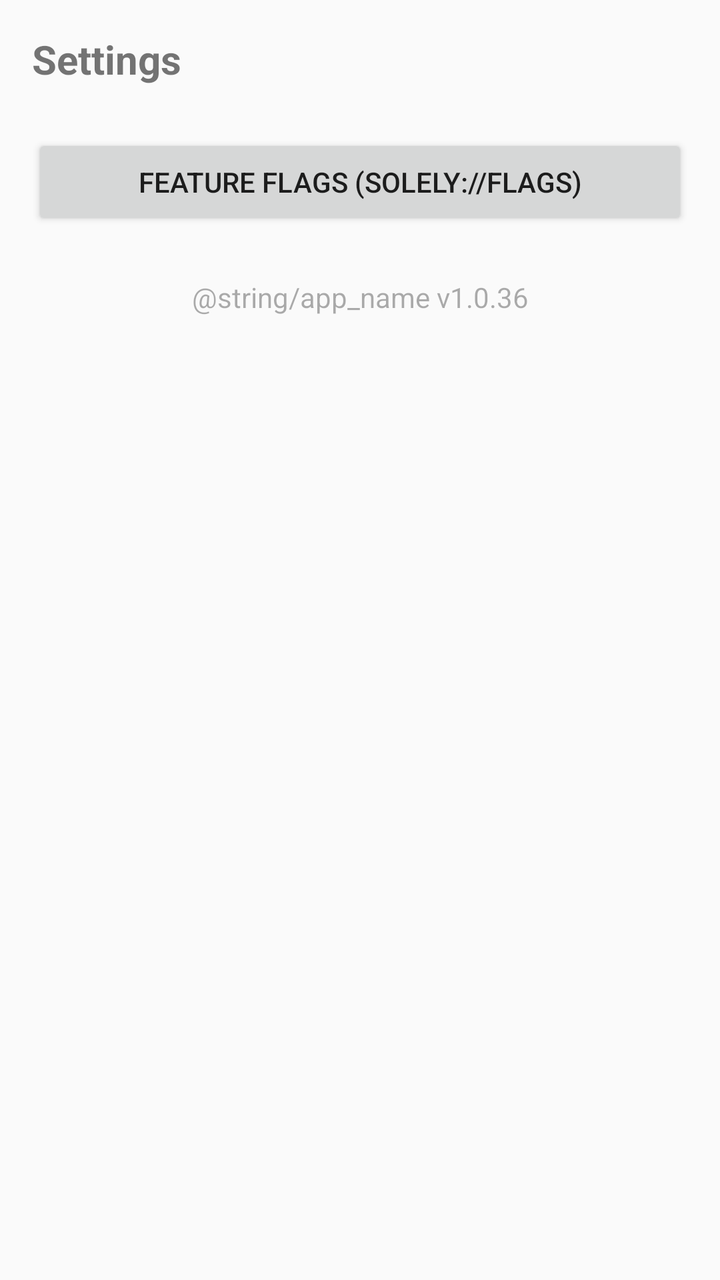
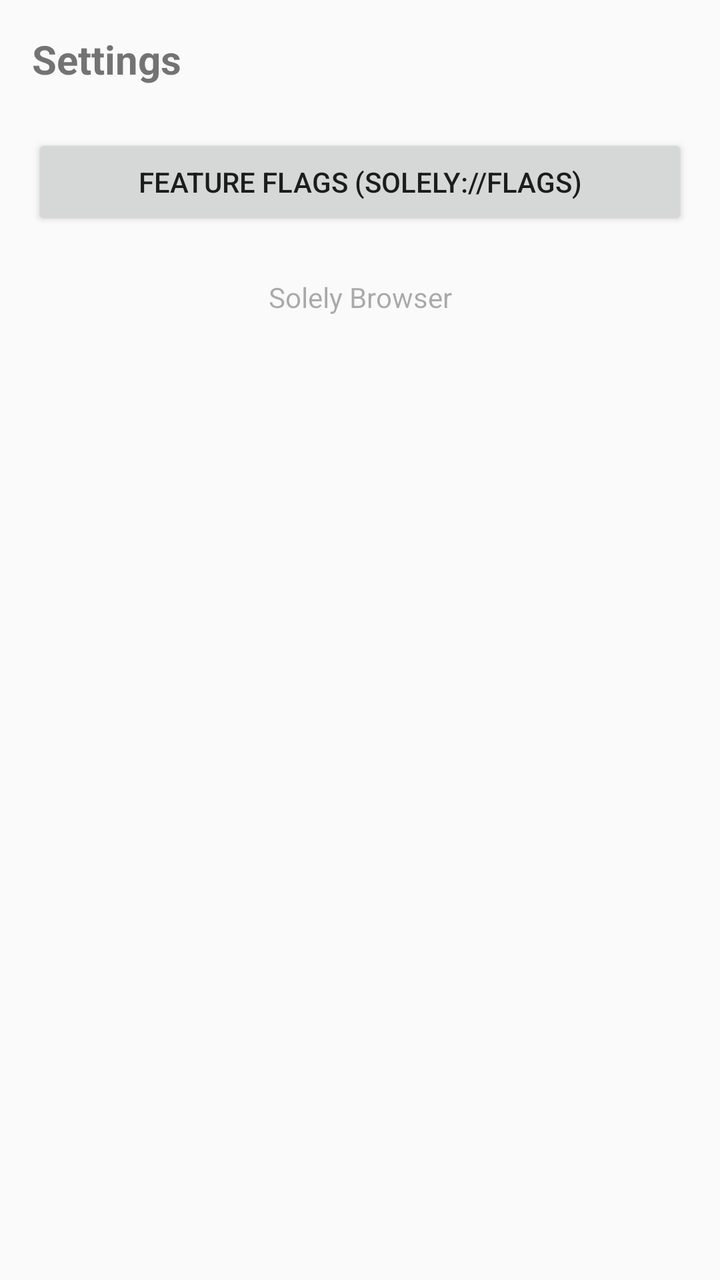

An Android layout rendered at two revisions. The XML below is the earlier revision; the diff shows what the commit changed to produce the second picture.
<!-- AndroidManifest.xml: application theme Theme.AppCompat.Light.NoActionBar -->
<!-- res/layout/activity_settings.xml -->
<?xml version="1.0" encoding="utf-8"?>
<LinearLayout xmlns:android="http://schemas.android.com/apk/res/android"
    android:layout_width="match_parent" android:layout_height="match_parent"
    android:orientation="vertical" android:padding="16dp">
    <TextView android:layout_width="match_parent" android:layout_height="wrap_content"
        android:text="@string/settings_title" android:textSize="20sp"
        android:textStyle="bold" android:layout_marginBottom="24dp"/>
    <Button android:id="@+id/btn_flags"
        android:layout_width="match_parent" android:layout_height="wrap_content"
        android:text="@string/btn_flags" android:paddingVertical="12dp"/>
    <TextView android:layout_width="match_parent" android:layout_height="wrap_content"
        android:text="@string/app_name v1.0.36" android:layout_marginTop="24dp"
        android:gravity="center" android:alpha="0.6"/>
</LinearLayout>
<!-- resources referenced by this layout -->
<resources>
  <string name="app_name">Solely Browser</string>
  <string name="btn_flags">Feature Flags (solely://flags)</string>
  <string name="settings_title">Settings</string>
</resources>

<!-- the commit's change to res/layout/activity_settings.xml (unified diff, before → after) -->
@@ -1,14 +1,30 @@
 <?xml version="1.0" encoding="utf-8"?>
 <LinearLayout xmlns:android="http://schemas.android.com/apk/res/android"
-    android:layout_width="match_parent" android:layout_height="match_parent"
-    android:orientation="vertical" android:padding="16dp">
-    <TextView android:layout_width="match_parent" android:layout_height="wrap_content"
-        android:text="@string/settings_title" android:textSize="20sp"
-        android:textStyle="bold" android:layout_marginBottom="24dp"/>
-    <Button android:id="@+id/btn_flags"
-        android:layout_width="match_parent" android:layout_height="wrap_content"
-        android:text="@string/btn_flags" android:paddingVertical="12dp"/>
-    <TextView android:layout_width="match_parent" android:layout_height="wrap_content"
-        android:text="@string/app_name v1.0.36" android:layout_marginTop="24dp"
-        android:gravity="center" android:alpha="0.6"/>
+    android:layout_width="match_parent"
+    android:layout_height="match_parent"
+    android:orientation="vertical"
+    android:padding="16dp">
+
+    <TextView
+        android:layout_width="match_parent"
+        android:layout_height="wrap_content"
+        android:text="@string/settings_title"
+        android:textSize="20sp"
+        android:textStyle="bold"
+        android:layout_marginBottom="24dp"/>
+
+    <Button
+        android:id="@+id/btn_flags"
+        android:layout_width="match_parent"
+        android:layout_height="wrap_content"
+        android:text="@string/btn_flags"
+        android:paddingVertical="12dp"/>
+
+    <TextView
+        android:layout_width="match_parent"
+        android:layout_height="wrap_content"
+        android:text="@string/app_name"
+        android:layout_marginTop="24dp"
+        android:gravity="center"
+        android:alpha="0.6"/>
 </LinearLayout>
